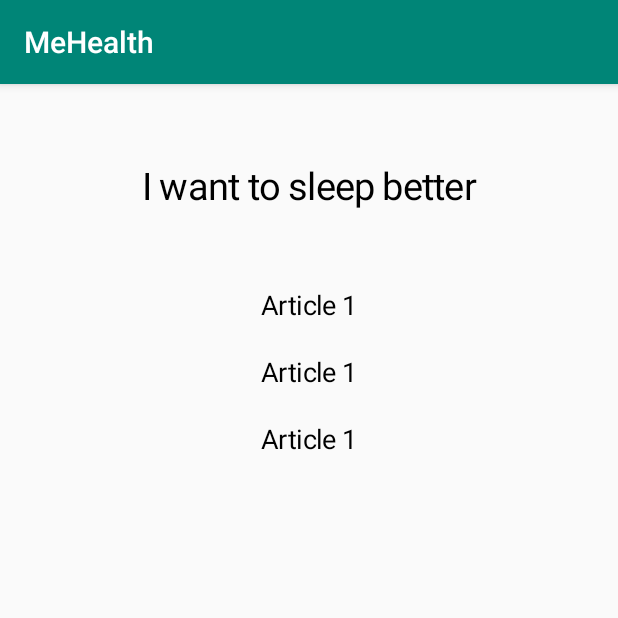
After one commit to kotibabug/medidata-gch, an Android app: the ArticlesActivity screen opened directly, with no data from a screen before it, on a phone screen of 412 x 824 dp, the top half of it. The commit adds this screen. Run offline under Robolectric (Android 15) with nearby library versions, the phone set to English and light mode, and no system bars.

Commit message:
added dynamic buttons for articles

```diff
--- a/app/src/main/AndroidManifest.xml
+++ b/app/src/main/AndroidManifest.xml
@@ -9,6 +9,8 @@
             android:roundIcon="@mipmap/ic_launcher_round"
             android:supportsRtl="true"
             android:theme="@style/AppTheme">
+        <activity android:name=".ArticlesActivity">
+        </activity>
         <activity android:name=".ImprovementActivity">
         </activity>
         <activity android:name=".BuildProfileActivity">
--- /dev/null
+++ b/app/src/main/java/com/medidata/mehealth/ArticlesActivity.kt
@@ -0,0 +1,31 @@
+package com.medidata.mehealth
+
+import android.support.v7.app.AppCompatActivity
+import android.os.Bundle
+import android.view.LayoutInflater
+import android.widget.TextView
+import kotlinx.android.synthetic.main.activity_articles.*
+
+class ArticlesActivity : AppCompatActivity() {
+
+    override fun onCreate(savedInstanceState: Bundle?) {
+        super.onCreate(savedInstanceState)
+        setContentView(R.layout.activity_articles)
+
+        createArticleButtons()
+    }
+
+    private fun createArticleButtons() {
+        articles_holder.removeAllViews()
+        createButton()
+        createButton()
+        createButton()
+    }
+
+    private fun createButton() {
+        val button1 = LayoutInflater.from(this).inflate(R.layout.area_button, null)
+        val textView = button1.findViewById<TextView>(R.id.text_area)
+        textView.setText("Article 1")
+        articles_holder.addView(button1)
+    }
+}
--- a/app/src/main/java/com/medidata/mehealth/ImprovementActivity.kt
+++ b/app/src/main/java/com/medidata/mehealth/ImprovementActivity.kt
@@ -10,8 +10,4 @@ class ImprovementActivity : AppCompatActivity() {
         super.onCreate(savedInstanceState)
         setContentView(R.layout.activity_improvement)
     }
-
-    private fun createButtons() {
-        val button1 = LayoutInflater.from(this).inflate(R.layout.area_button, null)
-    }
 }
--- a/app/src/main/java/com/medidata/mehealth/LoginActivity.kt
+++ b/app/src/main/java/com/medidata/mehealth/LoginActivity.kt
@@ -52,6 +52,10 @@ class LoginActivity : AppCompatActivity() {
             val signInIntent = googleSignInClient?.signInIntent
             startActivityForResult(signInIntent, RC_SIGN_IN)
         }
+
+        btn_save.setOnClickListener {
+            startActivity(Intent(this, ArticlesActivity::class.java))
+        }
     }
 
     private fun handleSignInResult(completedTask: Task<GoogleSignInAccount>) {
--- /dev/null
+++ b/app/src/main/res/layout/activity_articles.xml
@@ -0,0 +1,35 @@
+<?xml version="1.0" encoding="utf-8"?>
+<android.support.constraint.ConstraintLayout
+        xmlns:android="http://schemas.android.com/apk/res/android"
+        xmlns:tools="http://schemas.android.com/tools"
+        xmlns:app="http://schemas.android.com/apk/res-auto"
+        android:layout_width="match_parent"
+        android:layout_height="match_parent"
+        tools:context=".ArticlesActivity">
+
+    <TextView
+            android:id="@+id/text_create_account"
+            android:layout_width="wrap_content"
+            android:layout_height="wrap_content"
+            android:text="I want to sleep better"
+            style="@style/Header"
+            android:layout_marginTop="50dp"
+            app:layout_constraintStart_toStartOf="parent"
+            app:layout_constraintEnd_toEndOf="parent"
+            app:layout_constraintTop_toTopOf="parent" />
+
+    <LinearLayout
+            android:id="@+id/articles_holder"
+            android:layout_width="wrap_content"
+            android:layout_height="wrap_content"
+            android:layout_marginTop="40dp"
+            android:orientation="vertical"
+            app:layout_constraintStart_toStartOf="parent"
+            app:layout_constraintEnd_toEndOf="parent"
+            app:layout_constraintTop_toBottomOf="@id/text_create_account">
+
+        <!--<View android:layout_width="50dp" android:layout_height="50dp" />-->
+
+    </LinearLayout>
+
+</android.support.constraint.ConstraintLayout>
```
